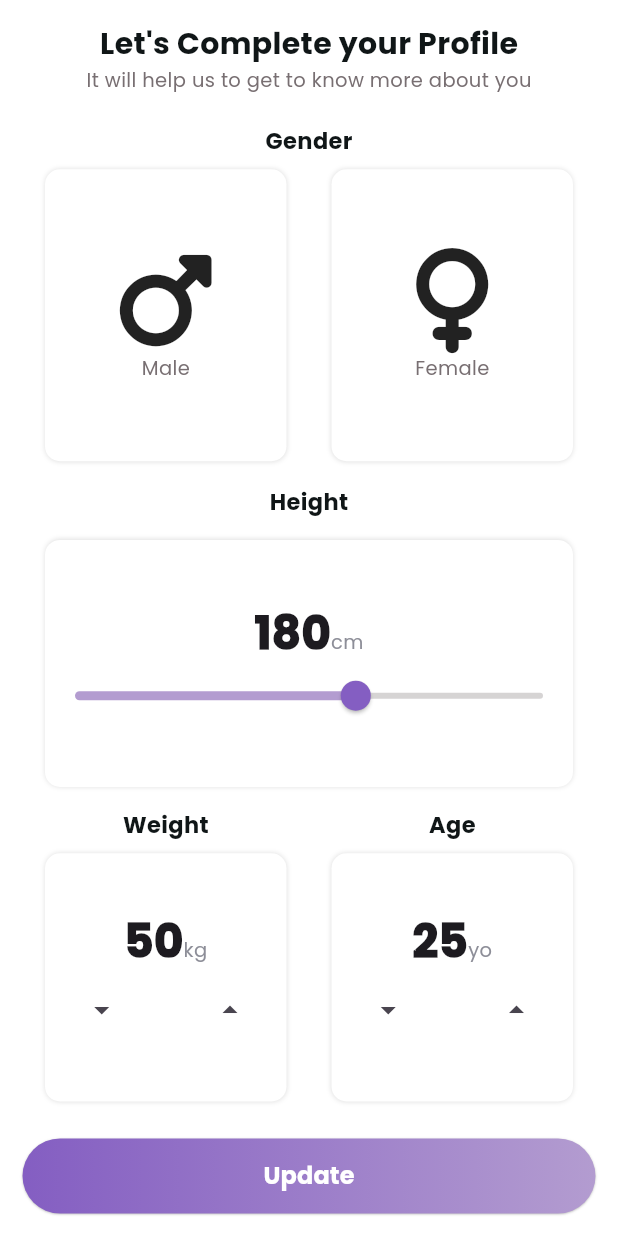
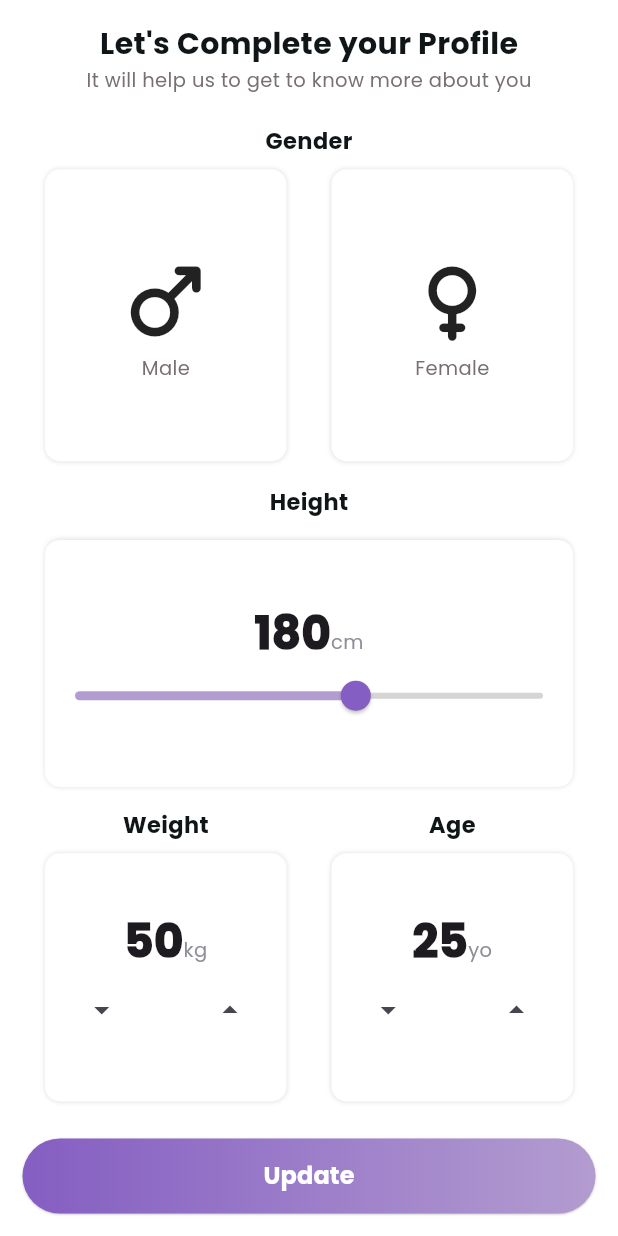
Before and after one commit to MisFits-Sem8/health_guard, a Flutter app: the CompleteProfileView screen opened directly, on a phone screen of 412 x 824 dp. Run offline on Flutter 3.47's test engine with Material 3 defaults, Android fonts, the phone set to English and light mode, and no system bars; our stand-ins replace email_validator, firebase_auth, firebase_core, fl_chart, grouped_list, percent_indicator; missing offline and left inert: dotted_dashed_line, pretty_gauge, simple_animation_progress_bar; accounts and stored records are empty.

```diff
--- a/lib/common_widgets/gender_card.dart
+++ b/lib/common_widgets/gender_card.dart
@@ -1,6 +1,4 @@
 import 'package:flutter/material.dart';
-import 'package:font_awesome_flutter/font_awesome_flutter.dart';
-
 import '../common/color_extension.dart';
 import '../view/profile/complete_profile.dart';
 
@@ -32,8 +30,8 @@ class GenderCard extends StatelessWidget {
             children: [
               Icon(
                 genderType == Gender.male
-                    ? FontAwesomeIcons.mars
-                    : FontAwesomeIcons.venus,
+                    ? Icons.male_rounded
+                    : Icons.female_rounded,
                 size: 70,
               ),
               Text(
--- a/pubspec.yaml
+++ b/pubspec.yaml
@@ -14,11 +14,9 @@ dependencies:
 
 
   cupertino_icons: ^1.0.2
-  font_awesome_flutter: ^10.7.0
   fl_chart: ^0.67.0
   pretty_gauge: ^1.0.1
   share_plus: ^7.2.2
-
   simple_animation_progress_bar: ^1.8.2
   dotted_line: ^3.2.2
   dotted_dashed_line: ^0.0.3
@@ -28,6 +26,7 @@ dependencies:
   firebase_core: ^2.27.0
   firebase_auth: ^4.17.8
   email_validator: ^2.1.17
+  cloud_firestore: ^4.15.8
 
 
 dev_dependencies:
```
Also changed, not shown: pubspec.lock, 1 other file.
